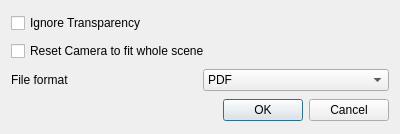
First picture: the form in src/view/saveScreenshot.ui, repository PeterZs/ShapeAnalyzer, before the edit.
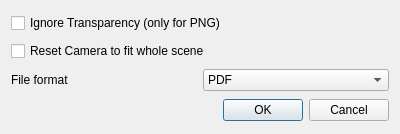
Second picture: the form after the edit.

The edit to the form file:
```diff
--- a/src/view/saveScreenshot.ui
+++ b/src/view/saveScreenshot.ui
@@ -17,7 +17,7 @@
    <item>
     <widget class="QCheckBox" name="checkBoxTransparency">
      <property name="text">
-      <string>Ignore Transparency</string>
+      <string>Ignore Transparency (only for PNG)</string>
      </property>
     </widget>
    </item>
```
